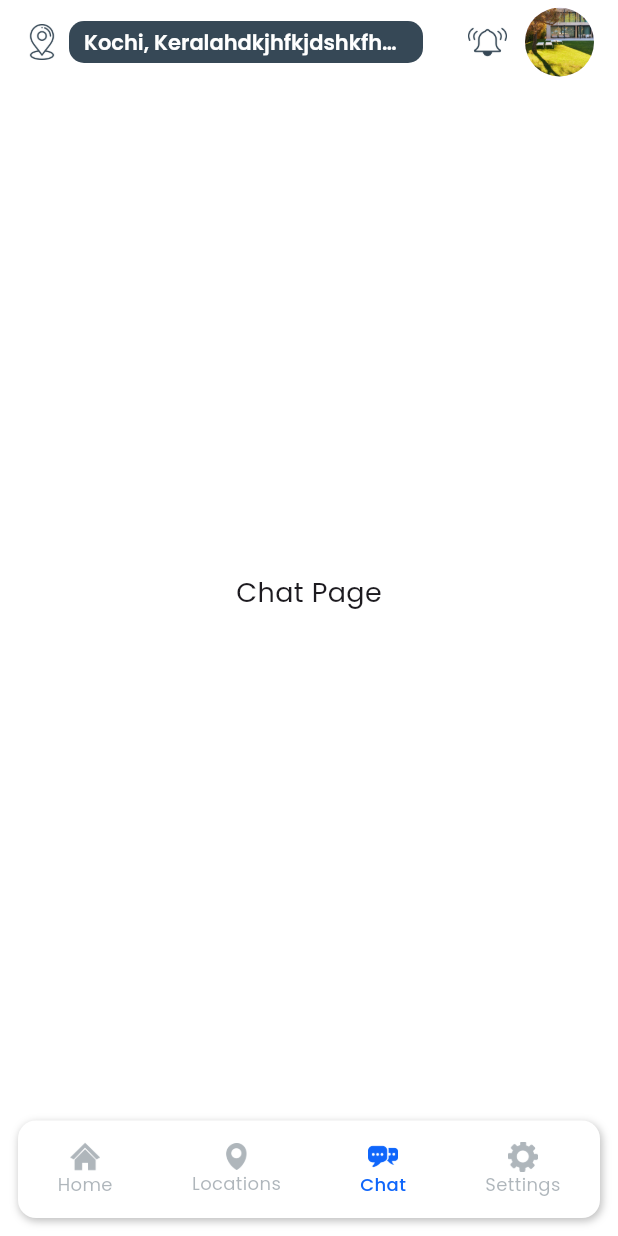
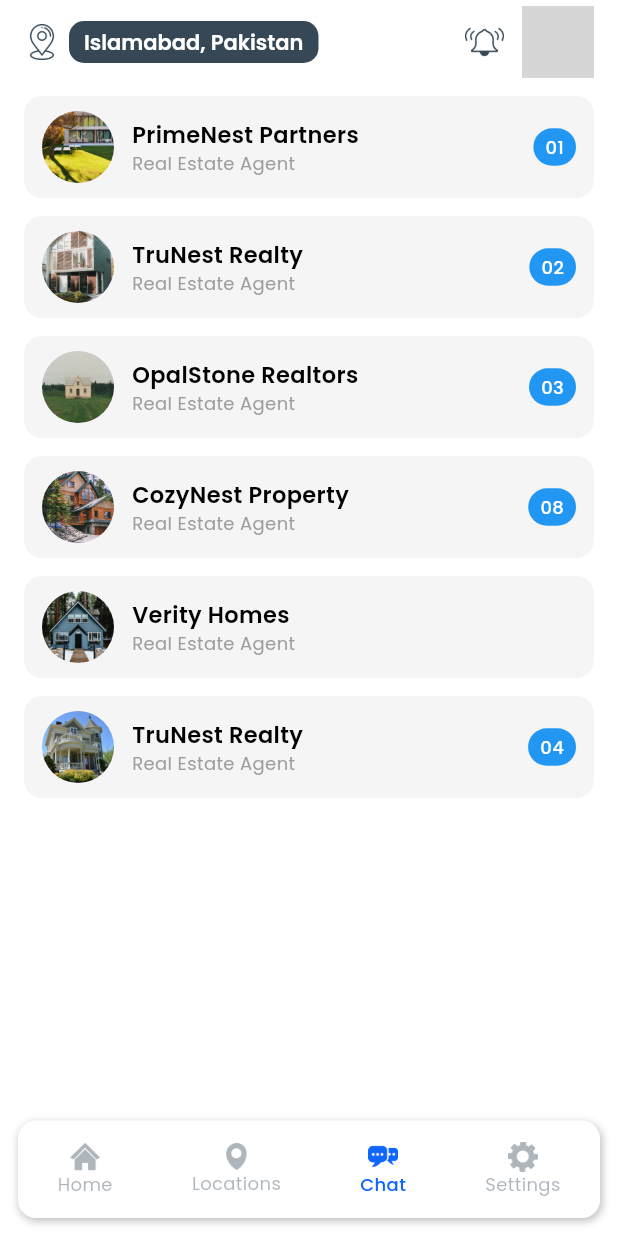
Before and after one commit to Haroon1o1/real_estate_application, a Flutter app: the HomeScreen screen opened directly, item 3 of the bottom bar chosen, on a phone screen of 412 x 824 dp. Run offline on Flutter 3.47's test engine with Material 3 defaults, Android fonts, the phone set to English and light mode, and no system bars; our stand-ins replace google_fonts; network calls fail; grey boxes are pictures that could not be loaded.

Commit message:
Chat & Setting Done

```diff
--- /dev/null
+++ b/lib/screens/ChatScreen/Screens/AllChat.dart
@@ -0,0 +1,73 @@
+import 'package:flutter/material.dart';
+import 'package:real_estate_application/screens/ChatScreen/Screens/ChatDetailScreen.dart';
+import 'package:real_estate_application/screens/ChatScreen/Widgets/chatTile.dart';
+
+class AllChatScreen extends StatelessWidget {
+  const AllChatScreen({super.key});
+
+  @override
+  Widget build(BuildContext context) {
+    return Scaffold(
+      backgroundColor: Colors.white,
+      body: ListView(
+        padding: const EdgeInsets.symmetric(horizontal: 16, vertical: 8),
+        children: [
+          ChatTile(
+            title: "PrimeNest Partners",
+            subtitle: "Real Estate Agent",
+            imagePath: "assets/images/house1.jpg",
+            badge: "01",
+            onTap: () {
+              Navigator.push(context, MaterialPageRoute(builder: (context) => ChatDetailScreen()));
+            },
+          ),
+          ChatTile(
+            title: "TruNest Realty",
+            subtitle: "Real Estate Agent",
+            imagePath: "assets/images/house2.jpg",
+            badge: "02",
+            onTap: () {
+              Navigator.push(context, MaterialPageRoute(builder: (context) => ChatDetailScreen()));
+            },
+          ),
+          ChatTile(
+            title: "OpalStone Realtors",
+            subtitle: "Real Estate Agent",
+            imagePath: "assets/images/house3.jpg",
+            badge: "03",
+            onTap: () {
+              Navigator.push(context, MaterialPageRoute(builder: (context) => ChatDetailScreen()));
+            },
+          ),
+          ChatTile(
+            title: "CozyNest Property",
+            subtitle: "Real Estate Agent",
+            imagePath: "assets/images/house4.jpg",
+            badge: "08",
+            onTap: () {
+              Navigator.push(context, MaterialPageRoute(builder: (context) => ChatDetailScreen()));
+            },
+          ),
+          ChatTile(
+            title: "Verity Homes",
+            subtitle: "Real Estate Agent",
+            imagePath: "assets/images/house5.jpg",
+            badge: "",
+            onTap: () {
+              Navigator.push(context, MaterialPageRoute(builder: (context) => ChatDetailScreen()));
+            },
+          ),
+          ChatTile(
+            title: "TruNest Realty",
+            subtitle: "Real Estate Agent",
+            imagePath: "assets/images/house6.jpg",
+            badge: "04",
+            onTap: () {
+              Navigator.push(context, MaterialPageRoute(builder: (context) => ChatDetailScreen()));
+            },
+          ),
+        ],
+      ),
+    );
+  }
+}
--- /dev/null
+++ b/lib/screens/ChatScreen/Widgets/chatTile.dart
@@ -0,0 +1,79 @@
+import 'package:flutter/material.dart';
+import 'package:google_fonts/google_fonts.dart';
+
+class ChatTile extends StatelessWidget {
+  final String title;
+  final String subtitle;
+  final String imagePath;
+  final String badge;
+  final VoidCallback onTap;
+
+  const ChatTile({
+    super.key,
+    required this.title,
+    required this.subtitle,
+    required this.imagePath,
+    required this.badge,
+    required this.onTap,
+  });
+
+  @override
+  Widget build(BuildContext context) {
+    return InkWell(
+      onTap: onTap,
+      child: Container(
+        margin: const EdgeInsets.only(bottom: 12),
+        padding: const EdgeInsets.symmetric(horizontal: 12, vertical: 10),
+        decoration: BoxDecoration(
+          color: Colors.grey.shade100,
+          borderRadius: BorderRadius.circular(12),
+        ),
+        child: Row(
+          children: [
+            CircleAvatar(radius: 24, backgroundImage: AssetImage(imagePath)),
+            const SizedBox(width: 12),
+            Expanded(
+              child: Column(
+                crossAxisAlignment: CrossAxisAlignment.start,
+                children: [
+                  Text(
+                    title,
+                    style: GoogleFonts.poppins(
+                      fontSize: 15,
+                      fontWeight: FontWeight.w600,
+                      color: Colors.black,
+                    ),
+                  ),
+                  Text(
+                    subtitle,
+                    style: GoogleFonts.poppins(
+                      fontSize: 12,
+                      fontWeight: FontWeight.w400,
+                      color: Colors.grey,
+                    ),
+                  ),
+                ],
+              ),
+            ),
+            if (badge.isNotEmpty)
+              Container(
+                padding: const EdgeInsets.symmetric(horizontal: 8, vertical: 4),
+                decoration: BoxDecoration(
+                  color: Colors.blue,
+                  borderRadius: BorderRadius.circular(20),
+                ),
+                child: Text(
+                  badge,
+                  style: GoogleFonts.poppins(
+                    fontSize: 12,
+                    color: Colors.white,
+                    fontWeight: FontWeight.w500,
+                  ),
+                ),
+              ),
+          ],
+        ),
+      ),
+    );
+  }
+}
--- a/lib/screens/HomeScreen/HomeScreen.dart
+++ b/lib/screens/HomeScreen/HomeScreen.dart
@@ -1,11 +1,13 @@
 import 'package:flutter/material.dart';
 import 'package:google_fonts/google_fonts.dart';
 import 'package:provider/provider.dart';
+import 'package:real_estate_application/screens/ChatScreen/Screens/AllChat.dart';
 import 'package:real_estate_application/screens/HomeScreen/provider/home_provider.dart';
 import 'package:real_estate_application/screens/HomeScreen/widgets/FilterChipWidget.dart';
 import 'package:real_estate_application/screens/HomeScreen/widgets/HouseCard.dart';
 import 'package:real_estate_application/screens/HomeScreen/widgets/NavigationItem.dart';
 import 'package:real_estate_application/screens/HomeScreen/widgets/SearchBarWidget.dart';
+import 'package:real_estate_application/screens/Profile/Profile.dart';
 
 class HomeScreen extends StatelessWidget {
   HomeScreen({super.key});
@@ -14,12 +16,11 @@ class HomeScreen extends StatelessWidget {
   Widget build(BuildContext context) {
     final provider = context.watch<HomeProvider>();
 
-    // 👇 Pages controlled by bottom nav
     final pages = [
       _buildHomePage(context, provider),
       Center(child: Text("Locations Page", style: GoogleFonts.poppins(fontSize: 18))),
-      Center(child: Text("Chat Page", style: GoogleFonts.poppins(fontSize: 18))),
-      Center(child: Text("Settings Page", style: GoogleFonts.poppins(fontSize: 18))),
+      AllChatScreen(),
+      SettingsScreen(),
     ];
 
     return SafeArea(
@@ -39,22 +40,20 @@ class HomeScreen extends StatelessWidget {
                   children: [
                     Image.asset("assets/icons/location.png", width: 24, color: Color(0xFF364856)),
                     SizedBox(width: 6),
-                    Expanded(
-                      child: Container(
+                    Container(
                       padding: EdgeInsets.symmetric(horizontal: 10, vertical: 5),
                       decoration: BoxDecoration(
                         borderRadius: BorderRadius.circular(10),
                         color: Color(0xFF364856),
                       ),
                       child: Text(
-                          "Kochi, Keralahdkjhfkjdshkfhghghghjgjg",
+                        "Islamabad, Pakistan",
                         maxLines: 1,
                         overflow: TextOverflow.ellipsis,
                         style: GoogleFonts.poppins(
                           fontWeight: FontWeight.w600,
                           fontSize: 14,
                           color: Colors.white,
-                          ),
                         ),
                       ),
                     ),
@@ -66,14 +65,19 @@ class HomeScreen extends StatelessWidget {
                 children: [
                   Image.asset("assets/icons/notification.png", width: 26, color: Color(0xFF364856)),
                   SizedBox(width: 12),
-                  CircleAvatar(radius: 23, backgroundImage: AssetImage("assets/images/house1.jpg")),
+                  CircleAvatar(
+                    radius: 24,
+                    backgroundImage: NetworkImage(
+                      "https://randomuser.me/api/portraits/women/44.jpg",
+                    ),
+                  ),
                 ],
               ),
             ],
           ),
         ),
 
-        body: pages[provider.selectedNavIndex], // 👈 switch by bottom nav
+        body: pages[provider.selectedNavIndex],
 
         bottomNavigationBar: Container(
           margin: const EdgeInsets.all(12),
@@ -99,9 +103,7 @@ class HomeScreen extends StatelessWidget {
     );
   }
 
-  /// ---------------- HOME PAGE WITH FILTER TABS ----------------
   Widget _buildHomePage(BuildContext context, HomeProvider provider) {
-    // Get filtered houses directly from provider
     final filteredHouses = provider.filteredHouses;
 
     return ListView(
@@ -128,7 +130,6 @@ class HomeScreen extends StatelessWidget {
         const SearchBarWidget(),
         const SizedBox(height: 20),
 
-        /// 🔥 FILTER TAB BAR
         SizedBox(
           height: 40,
           child: ListView.builder(
@@ -155,7 +156,6 @@ class HomeScreen extends StatelessWidget {
         ),
         const SizedBox(height: 12),
 
-        /// 🏠 GRID OF HOUSES
         LayoutBuilder(
           builder: (context, constraints) {
             int crossAxisCount = constraints.maxWidth > 600 ? 3 : 2;
@@ -180,7 +180,6 @@ class HomeScreen extends StatelessWidget {
     );
   }
 
-  /// ---------------- NAV ITEM BUILDER ----------------
   Widget _buildNavItem(BuildContext context, int index, String icon, String label) {
     final provider = context.watch<HomeProvider>();
     return GestureDetector(
--- a/lib/screens/HomeScreen/widgets/HouseCard.dart
+++ b/lib/screens/HomeScreen/widgets/HouseCard.dart
@@ -45,7 +45,6 @@ class HouseCard extends StatelessWidget {
           ),
           child: Stack(
             children: [
-              // Price at top-right
               Positioned(
                 top: 8,
                 right: 8,
@@ -73,7 +72,6 @@ class HouseCard extends StatelessWidget {
                 ),
               ),
 
-              // Title & location at bottom
               Positioned(
                 left: 12,
                 right: 12,
--- a/lib/screens/HomeScreen/widgets/SearchBarWidget.dart
+++ b/lib/screens/HomeScreen/widgets/SearchBarWidget.dart
@@ -23,7 +23,7 @@ class SearchBarWidget extends StatelessWidget {
           Expanded(
             child: TextField(
               onChanged: (value) {
-                provider.setSearchQuery(value); // 👈 updates provider
+                provider.setSearchQuery(value);
               },
               decoration: InputDecoration(
                 hintText: "Search Place here",
```
Also changed, not shown: lib/screens/ChatScreen/Screens/ChatDetailScreen.dart (added, +111 -0 lines), lib/screens/ChatScreen/Widgets/chat_bubble.dart (added, +58 -0 lines), lib/screens/ChatScreen/Widgets/message_input_bar.dart (added, +44 -0 lines), lib/screens/ChatScreen/Widgets/time_label.dart (added, +21 -0 lines), lib/screens/ChatScreen/Widgets/voice_message_bubble.dart (added, +51 -0 lines), lib/screens/Profile/Profile.dart (added, +59 -0 lines), lib/screens/Profile/widgets/profile_card.dart (added, +49 -0 lines), lib/screens/Profile/widgets/settings_card.dart (added, +38 -0 lines). Lines whose indentation alone changed are shown as unchanged.
